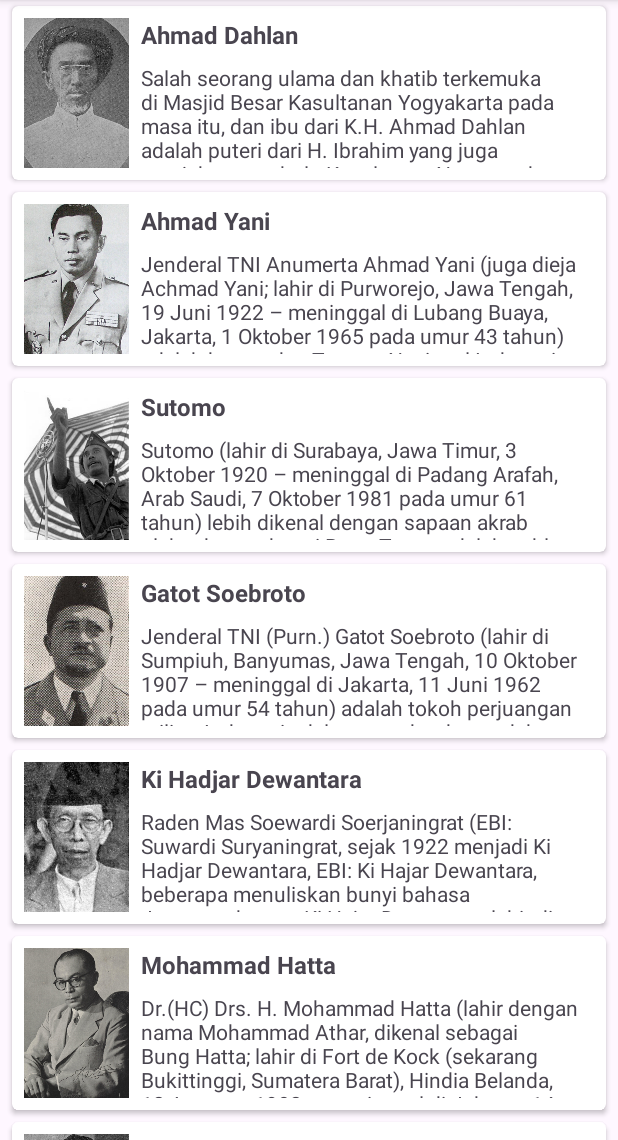
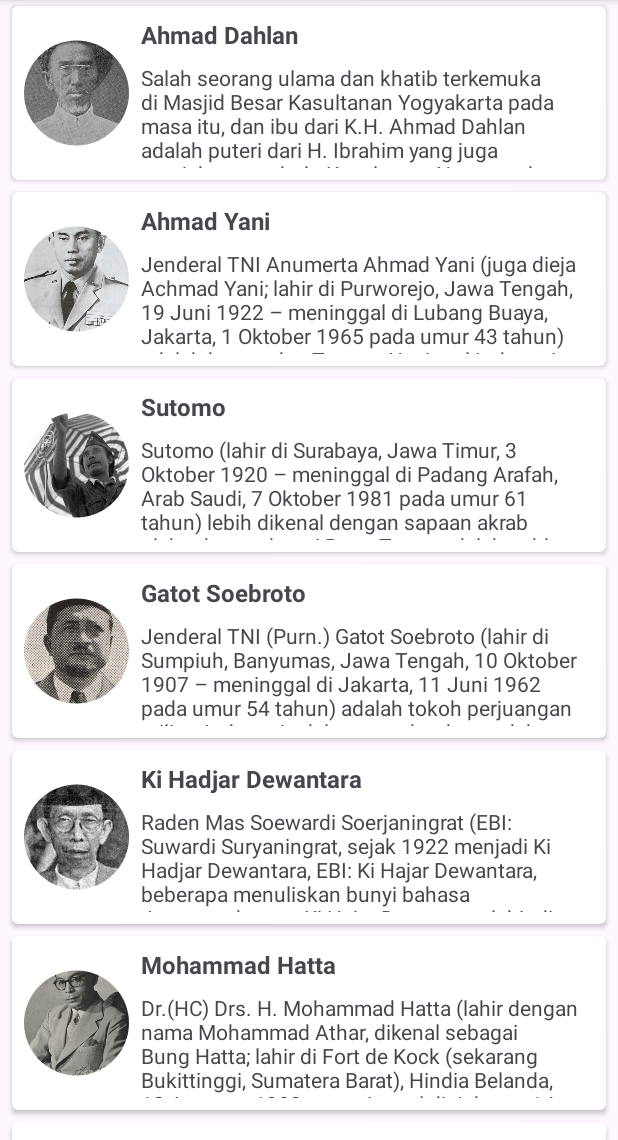
Before and after one commit to rifqiilhamifauzi/UTSPAMRIFQI, an Android app: the screen it shows after launch (MainActivity), on a phone screen of 412 x 824 dp, the part 96-1236 px from its top. Run offline under Robolectric (Android 15) with nearby library versions, the phone set to English and light mode, and no system bars; our stand-ins replace CircleImageView.

Commit message:
Menampilkan image dengan library Circle Image

```diff
--- a/app/build.gradle.kts
+++ b/app/build.gradle.kts
@@ -43,6 +43,7 @@ dependencies {
     implementation(libs.material)
     implementation(libs.androidx.activity)
     implementation(libs.androidx.constraintlayout)
+    implementation(libs.circleimageview)
     testImplementation(libs.junit)
     androidTestImplementation(libs.androidx.junit)
     androidTestImplementation(libs.androidx.espresso.core)
--- a/app/src/main/res/layout/item_row_hero.xml
+++ b/app/src/main/res/layout/item_row_hero.xml
@@ -17,7 +17,7 @@
         android:layout_height="wrap_content"
         android:padding="8dp">
 
-        <ImageView
+        <de.hdodenhof.circleimageview.CircleImageView
             android:id="@+id/img_item_photo"
             android:layout_width="70dp"
             android:layout_height="100dp"
```
